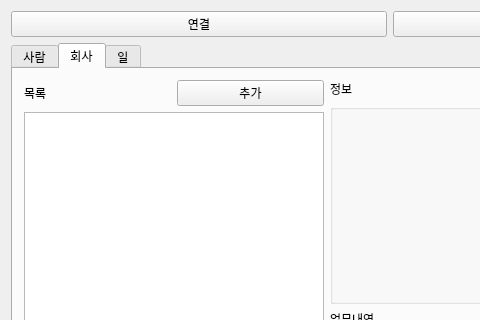
Qt form src/mainwindow.ui (Hyuntae-Lee/HuResMgr) before a commit; both pictures show x 0 to 480 and y 0 to 320 of the 1163 by 673 pixel window.
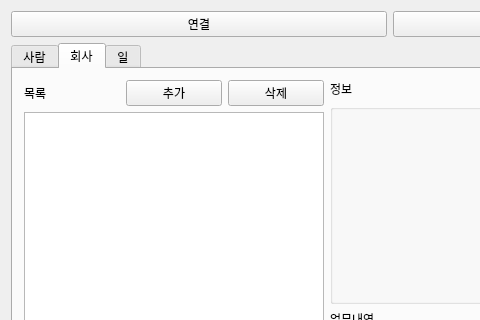
The same form after that commit. The open tabs and pages were chosen to show the change.

Commit message: company 삭제.. 삭제 후 리스트 클릭하면 죽음

Diff of the .ui file:
```diff
--- a/src/mainwindow.ui
+++ b/src/mainwindow.ui
@@ -255,6 +255,13 @@
               </property>
              </widget>
             </item>
+            <item>
+             <widget class="QPushButton" name="pushButton_removeCompany">
+              <property name="text">
+               <string>삭제</string>
+              </property>
+             </widget>
+            </item>
            </layout>
           </item>
           <item>
```
Left out of the diff: 2 changed lines with no effect on the pictures. The commit also changes 8 other files.
